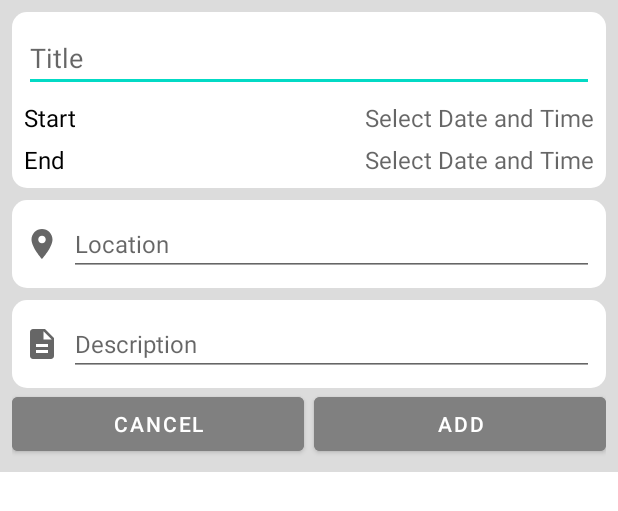
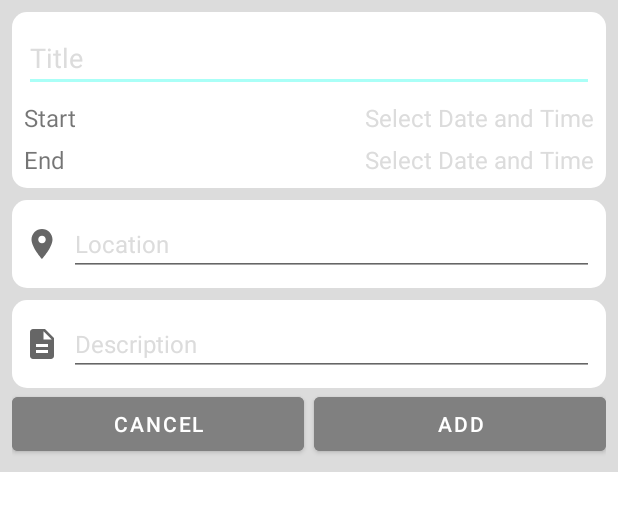
Before and after one commit to RenijS/Android_Events-Manager, an Android app: the layout add_events_layout.xml on its own in the app's theme, with its tools: preview values and no code run, on a phone screen of 412 x 824 dp. Shown: the top 511 px of the screen. Run offline under Robolectric (Android 15) with nearby library versions, the phone set to English and light mode, and no system bars.

```diff
--- a/app/src/main/res/layout/add_events_layout.xml
+++ b/app/src/main/res/layout/add_events_layout.xml
@@ -18,7 +18,8 @@
             android:layout_width="match_parent"
             android:layout_height="wrap_content"
             android:hint="Title"
-            android:textColor="@color/reverseTextColor"/>
+            android:textColor="@color/reverseTextColor"
+            android:textColorHint="@color/light_gray" />
 
         <LinearLayout
             android:id="@+id/llStart"
@@ -32,8 +33,7 @@
                 android:layout_height="wrap_content"
                 android:text="Start"
                 android:textSize="16dp"
-                android:layout_weight="1"
-                android:textColor="@color/reverseTextColor"/>
+                android:layout_weight="1" />
 
             <TextView
                 android:id="@+id/tvStart"
@@ -43,7 +43,8 @@
                 android:textSize="16dp"
                 android:layout_weight="2"
                 android:gravity="end"
-                android:textColor="@color/reverseTextColor"/>
+                android:textColor="@color/reverseTextColor"
+                android:textColorHint="@color/light_gray"/>
         </LinearLayout>
 
         <LinearLayout
@@ -58,8 +59,7 @@
                 android:layout_height="wrap_content"
                 android:text="End"
                 android:textSize="16dp"
-                android:layout_weight="1"
-                android:textColor="@color/reverseTextColor"/>
+                android:layout_weight="1" />
 
             <TextView
                 android:id="@+id/tvEnd"
@@ -69,7 +69,8 @@
                 android:textSize="16dp"
                 android:layout_weight="2"
                 android:gravity="end"
-                android:textColor="@color/reverseTextColor"/>
+                android:textColor="@color/reverseTextColor"
+                android:textColorHint="@color/light_gray"/>
         </LinearLayout>
     </LinearLayout>
 
@@ -92,7 +93,8 @@
             android:hint="Location"
             android:textSize="16dp"
             android:layout_marginStart="6sp"
-            android:textColor="@color/reverseTextColor"/>
+            android:textColor="@color/reverseTextColor"
+            android:textColorHint="@color/light_gray"/>
     </LinearLayout>
 
     <LinearLayout
@@ -114,7 +116,8 @@
             android:hint="Description"
             android:textSize="16dp"
             android:layout_marginStart="6sp"
-            android:textColor="@color/reverseTextColor"/>
+            android:textColor="@color/reverseTextColor"
+            android:textColorHint="@color/light_gray"/>
     </LinearLayout>
 
     <LinearLayout
--- a/app/src/main/res/values-night/colors.xml
+++ b/app/src/main/res/values-night/colors.xml
@@ -7,12 +7,18 @@
     <color name="purple_500">#FF6200EE</color>
     <color name="purple_700">#FF3700B3</color>
     <color name="teal_200">#FF03DAC5</color>
-    <color name="teal_700">#FF018786</color>
+    <color name="teal_700">#7A00EB</color>
     <color name="black">#FF000000</color>
     <color name="white">#FFFFFFFF</color>
 
-    <color name="light_gray">#333333</color>
+    <color name="light_gray">#CBBEBEBE</color>
     <color name="gray">#808080</color>
+    <color name="light_blue">#80DEEA</color>
+    <color name="red">#E57373</color>
+    <color name="blue">#81D4FA</color>
+    <color name="green">#A5D6A7</color>
+    <color name="yellow">#FFF59D</color>
+    <color name="orange">#FFCC80</color>
 
     <color name="backgroundPrimary">@android:color/black</color>
     <color name="reverseTextColor">@android:color/white</color>
--- a/app/src/main/res/values/colors.xml
+++ b/app/src/main/res/values/colors.xml
@@ -6,13 +6,19 @@
     <color name="purple_200">#FFBB86FC</color>
     <color name="purple_500">#FF6200EE</color>
     <color name="purple_700">#FF3700B3</color>
-    <color name="teal_200">#FF03DAC5</color>
-    <color name="teal_700">#FF018786</color>
+    <color name="teal_200">#DF9EFFF6</color>
+    <color name="teal_700">#00DCD9</color>
     <color name="black">#FF000000</color>
     <color name="white">#FFFFFFFF</color>
 
     <color name="light_gray">#DCDCDC</color>
     <color name="gray">#808080</color>
+    <color name="light_blue">#2AD3E8</color>
+    <color name="red">#EF5350</color>
+    <color name="blue">#29B6F6</color>
+    <color name="green">#9CCC65</color>
+    <color name="yellow">#FFEE58</color>
+    <color name="orange">#FFA726</color>
 
     <color name="backgroundPrimary">@android:color/white</color>
     <color name="reverseTextColor">@android:color/black</color>
--- a/app/src/main/res/values/strings.xml
+++ b/app/src/main/res/values/strings.xml
@@ -1,3 +1,9 @@
 <resources>
     <string name="app_name">Events Manager</string>
+    <string name="options_button">Options Button</string>
+    <string name="back_button">Back Button</string>
+    <string name="add_button">Add Button</string>
+    <string name="update_button">Update Button</string>
+    <string name="delete_button">Delete Button</string>
+    <string name="import_events_to_calendar_button">Import events to Calendar Button</string>
 </resources>
```
Also changed, not shown: app/src/main/java/com/example/eventsmanager/MainActivity.kt (+48 -4 lines), app/src/main/res/drawable/ic_arrow_back.xml (added, +11 -0 lines), app/src/main/res/drawable/ic_download.xml (added, +10 -0 lines), app/src/main/res/layout/activity_main.xml (+84 -13 lines).
